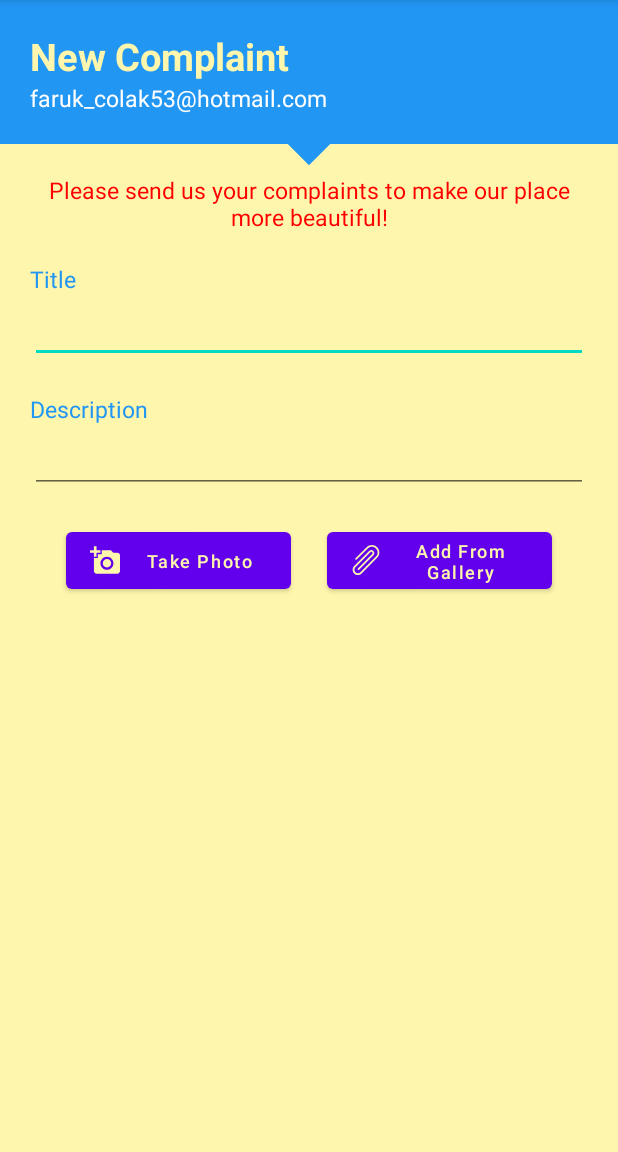
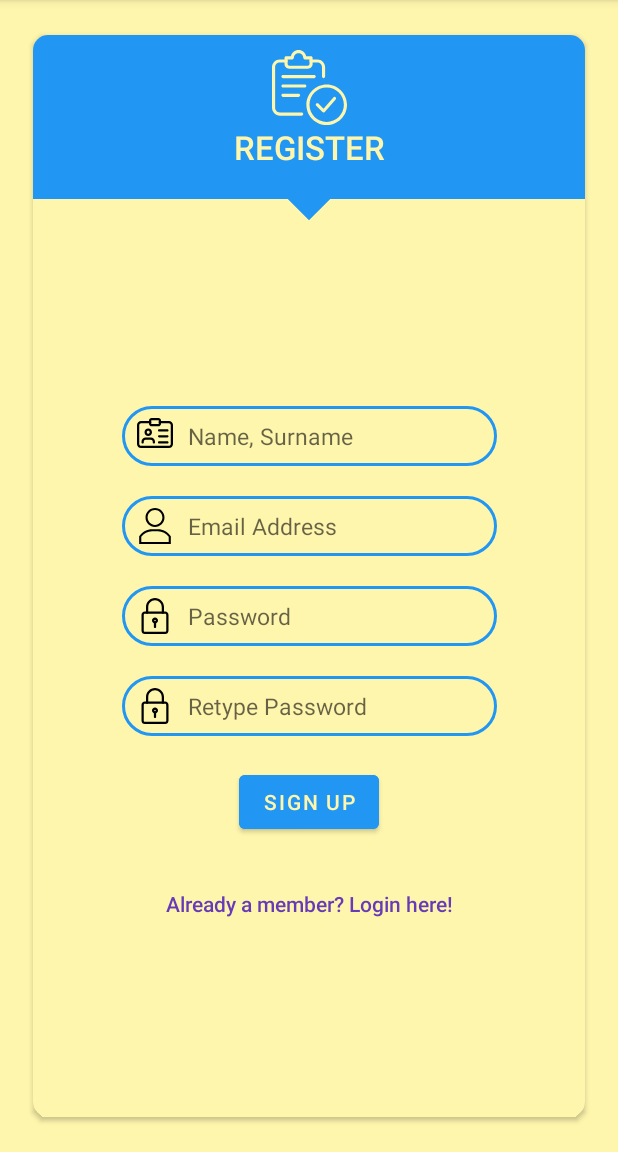
Before and after one commit to farukcolak53/onlinecms, an Android app: the screen it shows after launch (MainActivity), on a phone screen of 412 x 824 dp, the part 84-1236 px from its top. Run offline under Robolectric (Android 15) with nearby library versions, the phone set to English and light mode, and no system bars.

Commit message:
name, surname added

```diff
--- a/app/src/main/java/com/example/onlinecms/MainActivity.java
+++ b/app/src/main/java/com/example/onlinecms/MainActivity.java
@@ -10,7 +10,7 @@ public class MainActivity extends AppCompatActivity {
     @Override
     protected void onCreate(Bundle savedInstanceState) {
         super.onCreate(savedInstanceState);
-        setContentView(R.layout.activity_new_complaint);
+        setContentView(R.layout.activity_register);
 
     }
 }
--- /dev/null
+++ b/app/src/main/res/drawable/ic_name.xml
@@ -0,0 +1,29 @@
+<?xml version="1.0" encoding="utf-8"?>
+<vector xmlns:android="http://schemas.android.com/apk/res/android"
+    android:width="24dp"
+    android:height="24dp"
+    android:viewportWidth="512"
+    android:viewportHeight="512">
+
+    <path
+        android:fillColor="#000000"
+        android:pathData="M453.332031 426.667969h-394.664062c-32.363281 0-58.667969-26.304688-58.667969-58.667969v-266.667969c0-32.363281 26.304688-58.664062 58.667969-58.664062h128c8.832031 0 16 7.167969 16 16s-7.167969 16-16 16h-128c-14.699219 0-26.667969 11.964843-26.667969 26.664062v266.667969c0 14.699219 11.96875 26.667969 26.667969 26.667969h394.664062c14.699219 0 26.667969-11.96875 26.667969-26.667969v-266.667969c0-14.699219-11.96875-26.664062-26.667969-26.664062h-128c-8.832031 0-16-7.167969-16-16s7.167969-16 16-16h128c32.363281 0 58.667969 26.300781 58.667969 58.664062v266.667969c0 32.363281-26.304688 58.667969-58.667969 58.667969zm0 0" />
+    <path
+        android:fillColor="#000000"
+        android:pathData="M304 117.332031h-96c-20.585938 0-37.332031-16.746093-37.332031-37.332031v-42.667969c0-20.585937 16.746093-37.332031 37.332031-37.332031h96c20.585938 0 37.332031 16.746094 37.332031 37.332031v42.667969c0 20.585938-16.746093 37.332031-37.332031 37.332031zm-96-85.332031c-2.945312 0-5.332031 2.390625-5.332031 5.332031v42.667969c0 2.945312 2.386719 5.332031 5.332031 5.332031h96c2.945312 0 5.332031-2.386719 5.332031-5.332031v-42.667969c0-2.941406-2.386719-5.332031-5.332031-5.332031zm0 0" />
+    <path
+        android:fillColor="#000000"
+        android:pathData="M160 256c-29.398438 0-53.332031-23.9375-53.332031-53.332031 0-29.398438 23.933593-53.335938 53.332031-53.335938s53.332031 23.9375 53.332031 53.335938c0 29.394531-23.933593 53.332031-53.332031 53.332031zm0-74.667969c-11.753906 0-21.332031 9.578125-21.332031 21.335938 0 11.753906 9.578125 21.332031 21.332031 21.332031s21.332031-9.578125 21.332031-21.332031c0-11.757813-9.578125-21.335938-21.332031-21.335938zm0 0" />
+    <path
+        android:fillColor="#000000"
+        android:pathData="M240 362.667969c-8.832031 0-16-7.167969-16-16v-10.667969c0-14.699219-11.96875-26.667969-26.667969-26.667969h-74.664062c-14.699219 0-26.667969 11.96875-26.667969 26.667969v10.667969c0 8.832031-7.167969 16-16 16s-16-7.167969-16-16v-10.667969c0-32.363281 26.304688-58.667969 58.667969-58.667969h74.664062c32.363281 0 58.667969 26.304688 58.667969 58.667969v10.667969c0 8.832031-7.167969 16-16 16zm0 0" />
+    <path
+        android:fillColor="#000000"
+        android:pathData="M432 192h-117.332031c-8.832031 0-16-7.167969-16-16s7.167969-16 16-16h117.332031c8.832031 0 16 7.167969 16 16s-7.167969 16-16 16zm0 0" />
+    <path
+        android:fillColor="#000000"
+        android:pathData="M432 277.332031h-117.332031c-8.832031 0-16-7.167969-16-16s7.167969-16 16-16h117.332031c8.832031 0 16 7.167969 16 16s-7.167969 16-16 16zm0 0" />
+    <path
+        android:fillColor="#000000"
+        android:pathData="M432 362.667969h-117.332031c-8.832031 0-16-7.167969-16-16s7.167969-16 16-16h117.332031c8.832031 0 16 7.167969 16 16s-7.167969 16-16 16zm0 0" />
+</vector>
--- a/app/src/main/res/layout/activity_register.xml
+++ b/app/src/main/res/layout/activity_register.xml
@@ -87,6 +87,26 @@
                 app:layout_constraintTop_toBottomOf="@id/register_inner_constraint_layout">
 
                 <EditText
+                    android:id="@+id/register_name_edit_text"
+                    android:background="@drawable/edit_text_rounded_corners"
+                    android:drawableStart="@drawable/ic_name"
+                    android:drawablePadding="10dp"
+                    android:hint="@string/register_name_surname"
+                    android:inputType="text"
+                    android:paddingStart="10dp"
+                    android:paddingEnd="10dp"
+                    android:layout_marginTop="20dp"
+                    app:layout_constraintTop_toTopOf="parent"
+                    app:layout_constraintLeft_toLeftOf="parent"
+                    app:layout_constraintRight_toRightOf="parent"
+                    android:textSize="15sp"
+                    android:layout_width="250dp"
+                    android:layout_height="40dp">
+
+
+                </EditText>
+
+                <EditText
                     android:id="@+id/register_email_edit_text"
                     android:layout_width="250dp"
                     android:layout_height="40dp"
@@ -99,7 +119,7 @@
                     android:paddingEnd="10dp"
                     android:layout_marginTop="20dp"
                     android:textSize="15sp"
-                    app:layout_constraintTop_toTopOf="parent"
+                    app:layout_constraintTop_toBottomOf="@id/register_name_edit_text"
                     app:layout_constraintLeft_toLeftOf="parent"
                     app:layout_constraintRight_toRightOf="parent">
 
--- a/app/src/main/res/values/strings.xml
+++ b/app/src/main/res/values/strings.xml
@@ -6,6 +6,7 @@
     <string name="forgot_password">Forgot your password?</string>
     <string name="login_register">Not a member? Get registered now!</string>
     <string name="register">REGISTER</string>
+    <string name="register_name_surname">Name, Surname</string>
     <string name="forgot_password_instruction">Enter your email address and we will send you a link so you can log back into your account.</string>
     <string name="reset_password_button">Reset Password</string>
     <string name="back_button">&lt;&lt;BACK</string>
```
